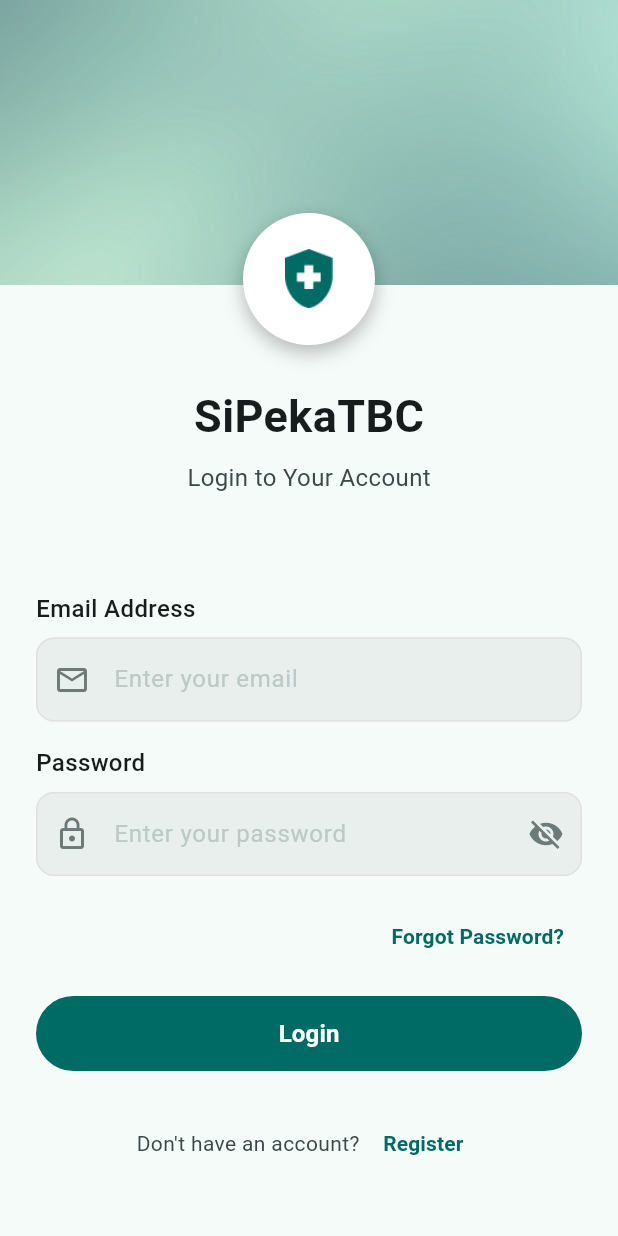
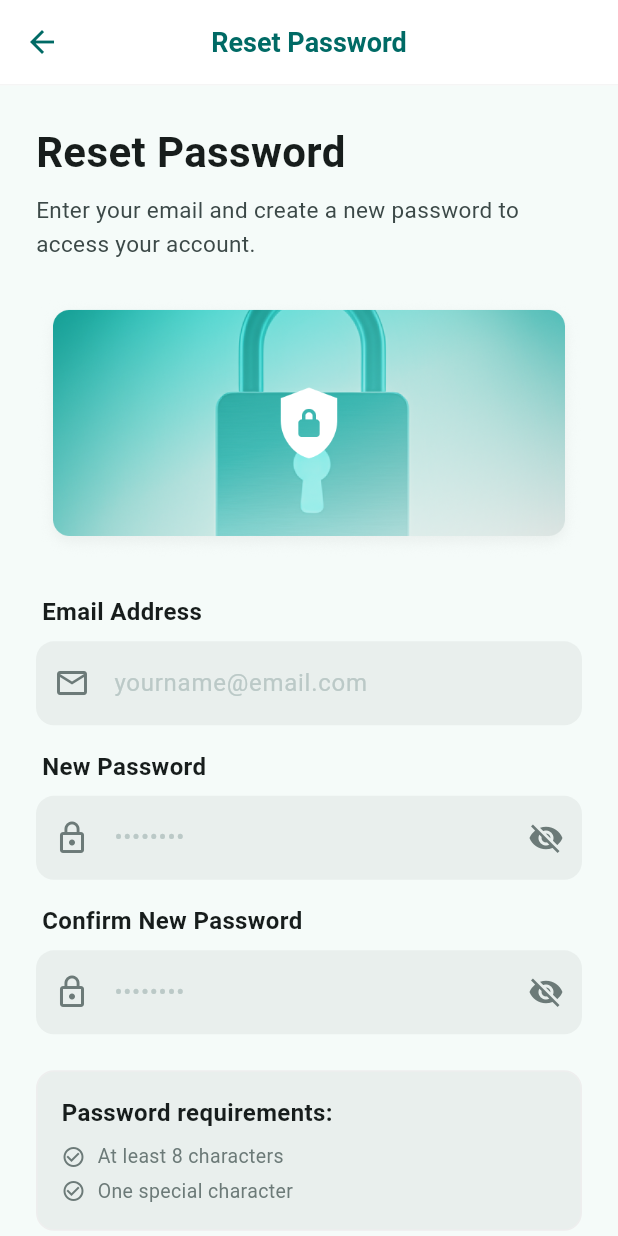
Before and after one commit to rmindra/SiPekaTBC, a Flutter app: the LoginPage screen opened by its route, after a tap on "Forgot Password?", on a phone screen of 412 x 824 dp. Run offline on Flutter 3.47's test engine with Material 3 defaults, Android fonts, the phone set to English and light mode, and no system bars; our stand-ins replace go_router, shared_preferences, supabase_flutter; accounts and stored records are empty.

Commit message:
feat (UI): Add Reset Password Page (Auth UI DONE)

```diff
--- a/lib/features/auth/presentation/pages/login_page.dart
+++ b/lib/features/auth/presentation/pages/login_page.dart
@@ -192,7 +192,7 @@ class _LoginPageState extends State<LoginPage> {
                     children: [
                       TextButton(
                         onPressed: () {
-                          // TODO: Implementasi navigasi ke halaman reset password
+                          context.go('/reset-password');
                         },
                         child: const Text(
                           'Forgot Password?',
--- a/lib/features/auth/presentation/pages/reset_password_page.dart
+++ b/lib/features/auth/presentation/pages/reset_password_page.dart
@@ -0,0 +1,310 @@
+import 'package:flutter/material.dart';
+import 'package:go_router/go_router.dart';
+import 'package:sipekatbc/core/constants/app_colors.dart';
+
+class ResetPasswordPage extends StatefulWidget {
+  const ResetPasswordPage({super.key});
+
+  @override
+  State<ResetPasswordPage> createState() => _ResetPasswordPageState();
+}
+
+class _ResetPasswordPageState extends State<ResetPasswordPage> {
+  // State untuk toggle visibilitas password
+  bool _isNewPasswordVisible = false;
+  bool _isConfirmPasswordVisible = false;
+
+  // Controllers untuk input
+  final TextEditingController _emailController = TextEditingController();
+  final TextEditingController _newPasswordController = TextEditingController();
+  final TextEditingController _confirmPasswordController =
+      TextEditingController();
+
+  @override
+  void dispose() {
+    _emailController.dispose();
+    _newPasswordController.dispose();
+    _confirmPasswordController.dispose();
+    super.dispose();
+  }
+
+  @override
+  Widget build(BuildContext context) {
+    return Scaffold(
+      backgroundColor: AppColors.background,
+      appBar: AppBar(
+        backgroundColor: Colors.white,
+        elevation: 0,
+        centerTitle: true,
+        leading: IconButton(
+          icon: Icon(Icons.arrow_back, color: AppColors.primaryGreen),
+          onPressed: () {
+            context.go('/login');
+          },
+        ),
+        title: Text(
+          'Reset Password',
+          style: TextStyle(
+            color: AppColors.primaryGreen,
+            fontSize: 18,
+            fontWeight: FontWeight.w600,
+          ),
+        ),
+        // Garis pemisah tipis di bawah AppBar
+        bottom: PreferredSize(
+          preferredSize: const Size.fromHeight(1.0),
+          child: Container(color: Colors.grey.shade100, height: 1.0),
+        ),
+      ),
+      body: SingleChildScrollView(
+        padding: const EdgeInsets.all(24.0),
+        child: Column(
+          crossAxisAlignment: CrossAxisAlignment.start,
+          children: [
+            // --- Title & Subtitle ---
+            const Text(
+              'Reset Password',
+              style: TextStyle(
+                fontSize: 28,
+                fontWeight: FontWeight.bold,
+                color: AppColors.textPrimary,
+              ),
+            ),
+            const SizedBox(height: 8),
+            const Text(
+              'Enter your email and create a new password to access your account.',
+              style: TextStyle(
+                fontSize: 15,
+                color: AppColors.textSecondary,
+                height: 1.5,
+              ),
+            ),
+            const SizedBox(height: 24),
+
+            // --- Illustration ---
+            ClipRRect(
+              borderRadius: BorderRadius.circular(12),
+              child: Container(
+                width: double.infinity,
+                child: Image.asset(
+                  'assets/img/reset_pass.png',
+                  fit: BoxFit.fill,
+                ),
+              ),
+            ),
+            const SizedBox(height: 24),
+
+            // --- Form Input ---
+            // Email Address
+            _buildLabel('Email Address'),
+            _buildTextField(
+              controller: _emailController,
+              hint: 'yourname@email.com',
+              icon: Icons.email_outlined,
+              keyboardType: TextInputType.emailAddress,
+            ),
+            const SizedBox(height: 16),
+
+            // New Password
+            _buildLabel('New Password'),
+            _buildTextField(
+              controller: _newPasswordController,
+              hint: '••••••••',
+              icon: Icons.lock_outline,
+              isPassword: true,
+              isVisible: _isNewPasswordVisible,
+              onToggleVisibility: () {
+                setState(() => _isNewPasswordVisible = !_isNewPasswordVisible);
+              },
+            ),
+            const SizedBox(height: 16),
+
+            // Confirm New Password
+            _buildLabel('Confirm New Password'),
+            _buildTextField(
+              controller: _confirmPasswordController,
+              hint: '••••••••',
+              icon: Icons.lock_outline,
+              isPassword: true,
+              isVisible: _isConfirmPasswordVisible,
+              onToggleVisibility: () {
+                setState(
+                  () => _isConfirmPasswordVisible = !_isConfirmPasswordVisible,
+                );
+              },
+            ),
+            const SizedBox(height: 24),
+
+            // --- Password Requirements Box ---
+            Container(
+              padding: const EdgeInsets.all(16),
+              decoration: BoxDecoration(
+                color: AppColors.grayForm,
+                borderRadius: BorderRadius.circular(12),
+                border: Border.all(color: Colors.grey.shade200),
+              ),
+              child: Column(
+                crossAxisAlignment: CrossAxisAlignment.start,
+                children: [
+                  const Text(
+                    'Password requirements:',
+                    style: TextStyle(
+                      fontSize: 16,
+                      fontWeight: FontWeight.w600,
+                      color: AppColors.textPrimary,
+                    ),
+                  ),
+                  const SizedBox(height: 8),
+                  _buildRequirementItem('At least 8 characters'),
+                  const SizedBox(height: 4),
+                  _buildRequirementItem('One special character'),
+                ],
+              ),
+            ),
+            const SizedBox(height: 32),
+
+            // --- Update Password Button ---
+            SizedBox(
+              width: double.infinity,
+              height: 54,
+              child: ElevatedButton(
+                onPressed: () {
+                  // TODO: Logika update password di sini
+                },
+                style: ElevatedButton.styleFrom(
+                  backgroundColor: AppColors.primaryGreen,
+                  foregroundColor: Colors.white,
+                  elevation: 0,
+                  shape: RoundedRectangleBorder(
+                    borderRadius: BorderRadius.circular(27),
+                  ),
+                ),
+                child: const Row(
+                  mainAxisAlignment: MainAxisAlignment.center,
+                  children: [
+                    Text(
+                      'Update Password',
+                      style: TextStyle(
+                        fontSize: 16,
+                        fontWeight: FontWeight.bold,
+                      ),
+                    ),
+                    SizedBox(width: 10),
+                    Icon(Icons.arrow_forward, size: 20),
+                  ],
+                ),
+              ),
+            ),
+            const SizedBox(height: 24),
+
+            // --- Back to Login Link ---
+            Row(
+              mainAxisAlignment: MainAxisAlignment.center,
+              children: [
+                const Text(
+                  "Back to",
+                  style: TextStyle(color: AppColors.textSecondary),
+                ),
+                TextButton(
+                  onPressed: () {
+                    context.go('/login');
+                  },
+                  child: Text(
+                    'Login Screen',
+                    style: TextStyle(
+                      color: AppColors.primaryGreen,
+                      fontWeight: FontWeight.bold,
+                    ),
+                  ),
+                ),
+              ],
+            ),
+            const SizedBox(height: 24),
+          ],
+        ),
+      ),
+    );
+  }
+
+  // Helper Widget untuk Label Text Input
+  Widget _buildLabel(String label) {
+    return Padding(
+      padding: const EdgeInsets.only(bottom: 8.0, left: 4),
+      child: Text(
+        label,
+        style: const TextStyle(
+          fontSize: 16,
+          fontWeight: FontWeight.w600,
+          color: AppColors.textPrimary,
+        ),
+      ),
+    );
+  }
+
+  // Helper Widget untuk List Indikator Password
+  Widget _buildRequirementItem(String text) {
+    return Row(
+      children: [
+        const Icon(
+          Icons.check_circle_outline,
+          size: 16,
+          color: AppColors.grayIcon,
+        ),
+        const SizedBox(width: 8),
+        Text(
+          text,
+          style: const TextStyle(fontSize: 13, color: AppColors.grayIcon),
+        ),
+      ],
+    );
+  }
+
+  // Helper Widget untuk Text Field
+  Widget _buildTextField({
+    required TextEditingController controller,
+    required String hint,
+    required IconData icon,
+    bool isPassword = false,
+    bool isVisible = false,
+    VoidCallback? onToggleVisibility,
+    TextInputType keyboardType = TextInputType.text,
+  }) {
+    return TextFormField(
+      controller: controller,
+      obscureText: isPassword && !isVisible,
+      keyboardType: keyboardType,
+      decoration: InputDecoration(
+        hintText: hint,
+        hintStyle: const TextStyle(color: AppColors.grayFormText, fontSize: 16),
+        prefixIcon: Icon(icon, color: AppColors.grayIcon, size: 24),
+        suffixIcon: isPassword
+            ? IconButton(
+                icon: Icon(
+                  isVisible ? Icons.visibility : Icons.visibility_off,
+                  color: AppColors.grayIcon,
+                ),
+                onPressed: onToggleVisibility,
+              )
+            : null,
+        filled: true,
+        fillColor: AppColors.grayForm,
+        contentPadding: const EdgeInsets.symmetric(
+          vertical: 16,
+          horizontal: 16,
+        ),
+        border: OutlineInputBorder(
+          borderRadius: BorderRadius.circular(12),
+          borderSide: BorderSide(color: Colors.transparent),
+        ),
+        enabledBorder: OutlineInputBorder(
+          borderRadius: BorderRadius.circular(12),
+          borderSide: BorderSide(color: Colors.transparent),
+        ),
+        focusedBorder: OutlineInputBorder(
+          borderRadius: BorderRadius.circular(12),
+          borderSide: BorderSide(color: AppColors.primaryGreen, width: 1.5),
+        ),
+      ),
+    );
+  }
+}
--- a/lib/routes/app_router.dart
+++ b/lib/routes/app_router.dart
@@ -2,6 +2,7 @@ import 'package:go_router/go_router.dart';
 import 'package:sipekatbc/features/auth/presentation/pages/onboarding_page.dart';
 import 'package:sipekatbc/features/auth/presentation/pages/login_page.dart';
 import 'package:sipekatbc/features/auth/presentation/pages/register_page.dart';
+import 'package:sipekatbc/features/auth/presentation/pages/reset_password_page.dart';
 
 GoRouter createRouter(String initialRoute) {
   return GoRouter(
@@ -16,6 +17,10 @@ GoRouter createRouter(String initialRoute) {
         path: '/register',
         builder: (context, state) => const RegisterPage(),
       ),
+      GoRoute(
+        path: '/reset-password',
+        builder: (context, state) => const ResetPasswordPage(),
+      ),
     ],
   );
 }
```
Also changed, not shown: assets/img/reset_pass.png (added).
